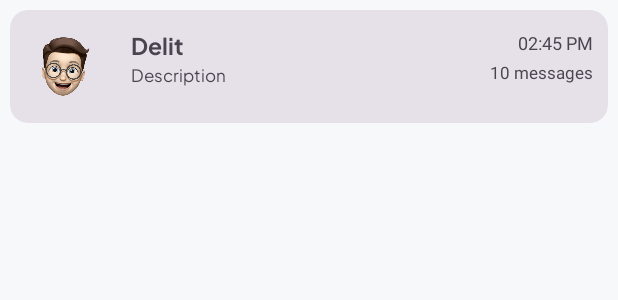
After one commit to devzain-star/Delit-WhatsApp-Deleted-Data-Recovery, an Android app: the layout chat_item.xml on its own in the app's theme, with its tools: preview values and no code run, on a phone screen of 412 x 824 dp. The commit adds this screen. Shown: the top 300 px of the screen. Run offline under Robolectric (Android 15) with nearby library versions, the phone set to English and light mode, and no system bars.

Commit message:
Working on Chats

```diff
--- /dev/null
+++ b/app/src/main/res/layout/chat_item.xml
@@ -0,0 +1,83 @@
+<?xml version="1.0" encoding="utf-8"?>
+<RelativeLayout xmlns:android="http://schemas.android.com/apk/res/android"
+    android:id="@+id/rootChatItem"
+    android:layout_width="match_parent"
+    android:layout_height="wrap_content"
+    android:padding="@dimen/_5sdp">
+
+    <com.google.android.material.card.MaterialCardView
+        style="@style/Widget.Material3.CardView.Filled"
+        android:layout_width="match_parent"
+        android:layout_height="wrap_content">
+
+        <RelativeLayout
+            android:layout_width="match_parent"
+            android:layout_height="match_parent">
+
+            <ImageView
+                android:id="@+id/userProfile"
+                android:layout_width="70dp"
+                android:layout_height="70dp"
+                android:layout_marginTop="5dp"
+                android:layout_marginEnd="5dp"
+                android:contentDescription="@string/description"
+                android:padding="7dp"
+                android:scaleType="fitXY"
+                android:src="@drawable/avatar" />
+
+            <TextView
+                android:id="@+id/tvName"
+                android:layout_width="match_parent"
+                android:layout_height="wrap_content"
+                android:layout_marginStart="5dp"
+                android:layout_marginTop="10dp"
+                android:layout_marginEnd="@dimen/_5sdp"
+                android:layout_toStartOf="@+id/tvTime"
+                android:layout_toEndOf="@+id/userProfile"
+                android:fontFamily="@font/bold"
+                android:singleLine="true"
+                android:text="@string/app_name"
+                android:textSize="@dimen/_12sdp" />
+
+            <TextView
+                android:id="@+id/tvMsg"
+                android:layout_width="match_parent"
+                android:layout_height="wrap_content"
+                android:layout_below="@+id/tvName"
+                android:layout_marginStart="5dp"
+                android:layout_marginTop="0dp"
+                android:layout_marginEnd="@dimen/_5sdp"
+                android:layout_toStartOf="@+id/tvTime"
+                android:layout_toEndOf="@+id/userProfile"
+                android:fontFamily="@font/regular"
+                android:singleLine="true"
+                android:text="@string/description"
+                android:textSize="11sp" />
+
+            <TextView
+                android:id="@+id/tvTime"
+                android:layout_width="wrap_content"
+                android:layout_height="wrap_content"
+                android:layout_alignParentEnd="true"
+                android:layout_marginTop="13dp"
+                android:layout_marginEnd="10dp"
+                android:text="@string/demo_time"
+                android:textSize="@dimen/_9sdp"
+                android:textStyle="normal" />
+
+            <TextView
+                android:id="@+id/tvCounter"
+                android:layout_width="wrap_content"
+                android:layout_height="wrap_content"
+                android:layout_below="@+id/tvTime"
+                android:layout_alignParentEnd="true"
+                android:layout_marginTop="@dimen/_3sdp"
+                android:layout_marginEnd="10dp"
+                android:text="@string/ten"
+                android:textSize="11sp"
+                android:textStyle="normal" />
+        </RelativeLayout>
+    </com.google.android.material.card.MaterialCardView>
+
+
+</RelativeLayout>
--- a/app/src/main/res/values/strings.xml
+++ b/app/src/main/res/values/strings.xml
@@ -39,5 +39,7 @@
     <string name="share">Share</string>
     <string name="delete">Delete</string>
     <string name="available_status">Available Status</string>
+    <string name="demo_time">02:45 PM</string>
+    <string name="ten">10 messages</string>
 
 </resources>
```
Also changed, not shown: app/src/main/java/com/recover/deleted/messages/chat/recovery/models/ChatMessage.kt (added, +14 -0 lines), app/src/main/java/com/recover/deleted/messages/chat/recovery/services/WhatsAppNotificationService.kt (added, +50 -0 lines), app/src/main/java/com/recover/deleted/messages/chat/recovery/viewModel/ChatViewModel.kt (added, +13 -0 lines), app/src/main/res/layout/activity_chats.xml (+9 -0 lines), app/src/main/res/drawable/avatar.png (added), 1 other file.
